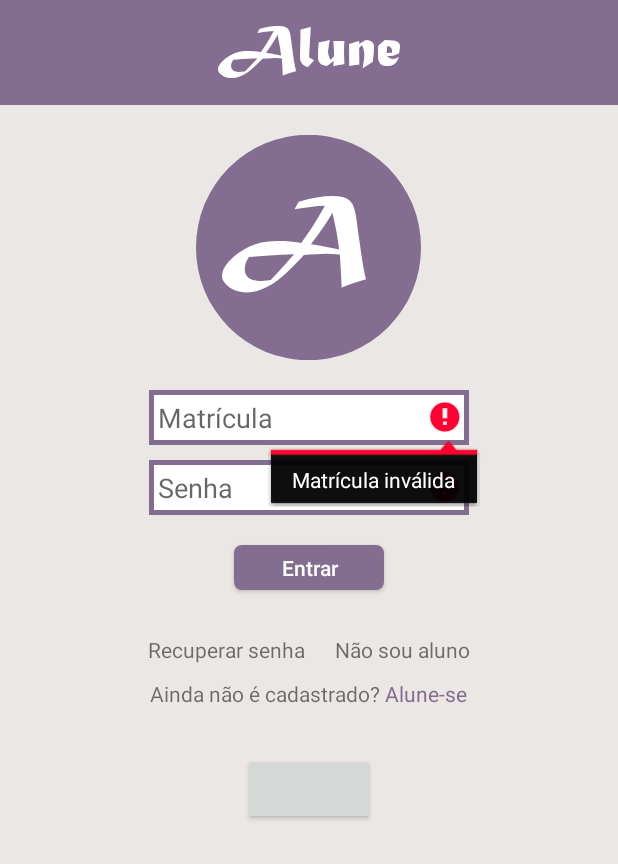
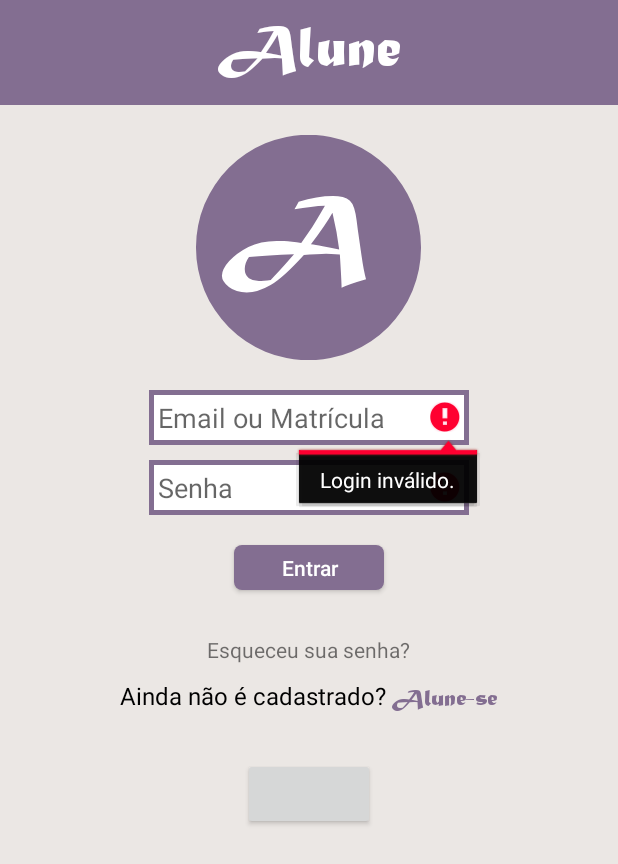
Before and after one commit to mamodo123/alune_android, an Android app: the screen it shows after launch (Login), after a tap on "Entrar", on a phone screen of 412 x 824 dp. Shown: the top 864 px of the screen. Run offline under Robolectric (Android 15) with nearby library versions, the phone set to English and light mode, and no system bars; our stand-ins replace ButterKnife, Firebase (no records; nobody signed in at launch, a user with empty details on screens opened directly); libraries missing offline, so code that uses them is left out: com.facebook, com.facebook.login; plain views replace LoginButton; 4 statements that could not run were skipped.

Commit message:
register_1

```diff
--- a/app/src/main/java/br/com/tibalt/tibalt/menu/MenuGeral.java
+++ b/app/src/main/java/br/com/tibalt/tibalt/menu/MenuGeral.java
@@ -12,6 +12,7 @@ import android.support.v4.view.GravityCompat;
 import android.support.v4.widget.DrawerLayout;
 import android.support.v7.app.ActionBarDrawerToggle;
 import android.support.v7.app.AppCompatActivity;
+import android.util.Log;
 import android.view.MenuItem;
 import android.view.View;
 import android.widget.Toast;
@@ -47,6 +48,8 @@ public class MenuGeral extends AppCompatActivity {
 
         mAuth = FirebaseAuth.getInstance();
         user = mAuth.getCurrentUser();
+
+        Log.d("userUid", user.getUid());
 
         setMenu();
         setFragOnMenu();
--- a/app/src/main/java/br/com/tibalt/tibalt/menu/login/Login.java
+++ b/app/src/main/java/br/com/tibalt/tibalt/menu/login/Login.java
@@ -1,12 +1,9 @@
 package br.com.tibalt.tibalt.menu.login;
 
-import android.app.AlertDialog;
-import android.content.DialogInterface;
 import android.content.Intent;
 import android.os.Bundle;
 import android.support.annotation.NonNull;
 import android.support.v7.app.AppCompatActivity;
-import android.text.InputType;
 import android.util.Log;
 import android.view.View;
 import android.widget.EditText;
@@ -27,19 +24,19 @@ import com.google.firebase.auth.AuthCredential;
 import com.google.firebase.auth.AuthResult;
 import com.google.firebase.auth.FacebookAuthProvider;
 import com.google.firebase.auth.FirebaseAuth;
-import com.google.firebase.auth.FirebaseUser;
+import com.google.firebase.auth.SignInMethodQueryResult;
 import com.google.firebase.firestore.FirebaseFirestore;
 
 import org.json.JSONException;
 
-import java.util.Arrays;
 import java.util.Map;
 
 import br.com.tibalt.tibalt.MainActivity;
 import br.com.tibalt.tibalt.R;
-import br.com.tibalt.tibalt.menu.MenuGeral;
+import br.com.tibalt.tibalt.menu.login.registrar.Register_1;
 import br.com.tibalt.tibalt.menu.login.registrar.Registrar_1_email_or_external;
 import br.com.tibalt.tibalt.utilitarios.DbCollections;
+import br.com.tibalt.tibalt.utilitarios.Validate;
 import butterknife.BindView;
 import butterknife.ButterKnife;
 import butterknife.OnClick;
@@ -48,8 +45,8 @@ public class Login extends AppCompatActivity {
 
     @BindView(R.id.bt_facebook)
     LoginButton bt_facebook;
-    @BindView(R.id.matricula)
-    EditText matricula;
+    @BindView(R.id.login)
+    EditText login;
     @BindView(R.id.senha)
     EditText senha;
 
@@ -63,6 +60,10 @@ public class Login extends AppCompatActivity {
 
         ButterKnife.bind(this);
 
+        facebook_logout();
+
+        mAuth = FirebaseAuth.getInstance();
+
         setFbAction();
     }
 
@@ -72,7 +73,48 @@ public class Login extends AppCompatActivity {
         bt_facebook.registerCallback(callbackManager, new FacebookCallback<LoginResult>() {
             @Override
             public void onSuccess(LoginResult loginResult) {
-                handleFacebookAccessToken(loginResult.getAccessToken());
+                GraphRequest request = GraphRequest.newMeRequest(
+                        loginResult.getAccessToken(), (object, response) -> {
+                            try {
+                                String id = object.getString("id");
+                                String email = object.getString("email");
+                                String name = object.getString("name");
+                                String picture = "https://graph.facebook.com/" + id + "/picture?type=large";
+
+                                mAuth.fetchSignInMethodsForEmail(email).addOnCompleteListener(new OnCompleteListener<SignInMethodQueryResult>() {
+                                    @Override
+                                    public void onComplete(@NonNull Task<SignInMethodQueryResult> task) {
+                                        if (task.isSuccessful()) {
+                                            if (task.getResult().getSignInMethods().isEmpty()) {
+                                                findViewById(R.id.pBar).setVisibility(View.GONE);
+                                                Bundle bundle = new Bundle();
+                                                bundle.putBoolean("facebook", true);
+                                                bundle.putString("email", email);
+                                                bundle.putString("name", name);
+                                                bundle.putString("picture", picture);
+                                                Intent intent = new Intent(Login.this, Register_1.class);
+                                                intent.putExtras(bundle);
+                                                startActivity(intent);
+                                            } else {
+                                                if (task.getResult().getSignInMethods().contains("facebook.com")){
+                                                    handleFacebookAccessToken(loginResult.getAccessToken());
+                                                } else {
+                                                    facebook_logout();
+                                                    Toast.makeText(Login.this, "Este Facebook não esta conectado à conta com este email.", Toast.LENGTH_SHORT).show();
+                                                }
+                                            }
+                                        }
+                                    }
+                                });
+
+                            } catch (JSONException e) {
+                                e.printStackTrace();
+                            }
+                        });
+                Bundle parameters = new Bundle();
+                parameters.putString("fields", "id, email, name");
+                request.setParameters(parameters);
+                request.executeAsync();
             }
 
             @Override
@@ -88,11 +130,8 @@ public class Login extends AppCompatActivity {
 
     private void handleFacebookAccessToken(AccessToken token) {
         AuthCredential credential = FacebookAuthProvider.getCredential(token.getToken());
-        mAuth = FirebaseAuth.getInstance();
         mAuth.signInWithCredential(credential)
-                .addOnCompleteListener(this, new OnCompleteListener<AuthResult>() {
-                    @Override
-                    public void onComplete(@NonNull Task<AuthResult> task) {
+                .addOnCompleteListener(this, (task) -> {
                         if (task.isSuccessful()) {
                             Intent intent = new Intent(Login.this, MainActivity.class);
                             startActivity(intent);
@@ -102,7 +141,6 @@ public class Login extends AppCompatActivity {
                             facebook_logout();
                         }
 
-                    }
                 });
     }
 
@@ -111,11 +149,11 @@ public class Login extends AppCompatActivity {
         db.collection(DbCollections.COLLECTIONS_LOGIN).document("registration")
                 .get().addOnSuccessListener((result) -> {
                     Map<String, Object> map = result.getData();
-                    String email = (String) map.get(matricula.getText().toString());
+            String email = (String) map.get(login.getText().toString());
                     if (email != null) {
                         loginEmail(email);
                     } else {
-                        matricula.setError("Matrícula não registrada.");
+                        login.setError("Matrícula não registrada.");
                         findViewById(R.id.pBar).setVisibility(View.GONE);
                         senha.setText("");
                     }
@@ -129,8 +167,6 @@ public class Login extends AppCompatActivity {
 
     private void loginEmail(String email) {
         String password = senha.getText().toString();
-
-        mAuth = FirebaseAuth.getInstance();
         mAuth.signInWithEmailAndPassword(email, password)
                 .addOnCompleteListener(this, new OnCompleteListener<AuthResult>() {
                     @Override
@@ -148,25 +184,41 @@ public class Login extends AppCompatActivity {
                 });
     }
 
-    @OnClick(R.id.login)
+    @OnClick(R.id.bt_login)
     public void login() {
-        boolean error = false;
+        boolean error = true;
 
-        if (matricula.getText().toString().length() < 8 || !validateMatricula()) {
-            matricula.setError("Matrícula inválida");
-            error = true;
+        String login_text = login.getText().toString();
+        int system_login = 0;
+
+        if (Validate.isValidEmailAddress(login_text)) {
+            error = false;
+            system_login = 1;
+        } else if (Validate.isMatricula(login_text)) {
+            error = false;
+            system_login = 2;
+        } else {
+            login.setError("Login inválido.");
         }
 
         if (!validatePass()) {
-            senha.setError("Senha inválida");
+            senha.setError("Senha inválida.");
             error = true;
         }
 
         if (!error) {
             findViewById(R.id.pBar).setVisibility(View.VISIBLE);
-            validate();
+            switch (system_login) {
+                case 1:
+                    loginEmail(login_text);
+                    break;
+                case 2:
+                    validate();
+                    break;
+                default:
+                    break;
+            }
         }
-
     }
 
     @Override
@@ -175,19 +227,10 @@ public class Login extends AppCompatActivity {
         super.onActivityResult(requestCode, resultCode, data);
     }
 
-    @OnClick(R.id.naoAluno)
-    public void naoAluno() {
-
-    }
-
     @OnClick(R.id.registrar)
     public void registrar() {
-        Intent intent = new Intent(this, Registrar_1_email_or_external.class);
+        Intent intent = new Intent(this, Register_1.class);
         startActivity(intent);
-    }
-
-    private boolean validateMatricula() {
-        return true;
     }
 
     private boolean validatePass() {
--- a/app/src/main/java/br/com/tibalt/tibalt/utilitarios/Validate.java
+++ b/app/src/main/java/br/com/tibalt/tibalt/utilitarios/Validate.java
@@ -8,6 +8,10 @@ import java.util.InputMismatchException;
 public class Validate {
     public static boolean isValidEmailAddress(String email) {
         return (!TextUtils.isEmpty(email) && Patterns.EMAIL_ADDRESS.matcher(email).matches());
+    }
+
+    public static boolean isMatricula(String matricula) {
+        return matricula.matches("[0-9]{8}");
     }
 
     public static boolean isCPF(String CPF) {
--- a/app/src/main/res/layout/activity_login.xml
+++ b/app/src/main/res/layout/activity_login.xml
@@ -36,15 +36,15 @@
                 android:layout_below="@id/llAlune"/>
 
             <EditText
-            android:id="@+id/matricula"
+                android:id="@+id/login"
                 android:layout_below="@id/logo"
                 android:layout_centerHorizontal="true"
                 android:layout_width="wrap_content"
                 android:layout_height="wrap_content"
                 android:ems="10"
-            android:hint="Matrícula"
-            android:maxLength="8"
-            android:inputType="number"
+                android:hint="Email ou Matrícula"
+                android:maxLength="254"
+                android:inputType="textEmailAddress"
                 android:background="@drawable/edit_border"
                 android:padding="6dp"
                 android:layout_marginBottom="10dp"
@@ -52,7 +52,7 @@
 
             <EditText
                 android:id="@+id/senha"
-            android:layout_below="@id/matricula"
+                android:layout_below="@id/login"
                 android:layout_centerHorizontal="true"
                 android:layout_width="wrap_content"
                 android:layout_height="wrap_content"
@@ -63,7 +63,7 @@
                 android:padding="6dp"/>
 
             <Button
-            android:id="@+id/login"
+                android:id="@+id/bt_login"
                 android:layout_below="@id/senha"
                 android:layout_centerHorizontal="true"
                 android:layout_marginTop="20dp"
@@ -74,49 +74,40 @@
                 android:textAllCaps="false"
                 android:background="@drawable/rounded_button_primary" />
 
-        <LinearLayout
-            android:id="@+id/ll_recuperar_naoAluno"
-            android:layout_width="wrap_content"
-            android:layout_height="wrap_content"
-            android:orientation="horizontal"
-            android:layout_below="@id/login"
-            android:layout_marginTop="30dp"
-            android:layout_centerInParent="true">
-
             <TextView
                 android:id="@+id/recuperar"
                 android:layout_width="wrap_content"
                 android:layout_height="wrap_content"
-                android:text="Recuperar senha"
-                android:layout_marginEnd="20dp"/>
-
-            <TextView
-                android:id="@+id/naoAluno"
-                android:layout_width="wrap_content"
-                android:layout_height="wrap_content"
-                android:text="Não sou aluno" />
-
-        </LinearLayout>
+                android:text="Esqueceu sua senha?"
+                android:layout_below="@id/bt_login"
+                android:layout_marginTop="30dp"
+                android:layout_marginEnd="20dp"
+                android:layout_centerHorizontal="true"/>
 
             <LinearLayout
                 android:id="@+id/ll_registrar"
                 android:layout_width="wrap_content"
                 android:layout_height="wrap_content"
-            android:layout_below="@id/ll_recuperar_naoAluno"
+                android:layout_below="@id/recuperar"
                 android:layout_centerHorizontal="true"
                 android:layout_marginTop="10dp">
 
                 <TextView
                     android:layout_width="wrap_content"
                     android:layout_height="wrap_content"
-                android:text="Ainda não é cadastrado? " />
+                    android:text="Ainda não é cadastrado? "
+                    android:textColor="#000"
+                    android:textSize="16sp"/>
 
                 <TextView
                     android:id="@+id/registrar"
                     android:layout_width="wrap_content"
                     android:layout_height="wrap_content"
                     android:text="Alune-se"
-                android:textColor="@color/colorPrimary"/>
+                    android:textColor="@color/colorPrimary"
+                    android:textSize="16sp"
+                    android:textStyle="bold"
+                    android:fontFamily="@font/maturasc"/>
 
             </LinearLayout>
 
```
Also changed, not shown: app/src/main/AndroidManifest.xml (+5 -4 lines), app/src/main/java/br/com/tibalt/tibalt/menu/login/registrar/Register_1.java (added, +214 -0 lines), app/src/main/res/layout/activity_register_1.xml (added, +82 -0 lines). Lines whose indentation alone changed are shown as unchanged.
